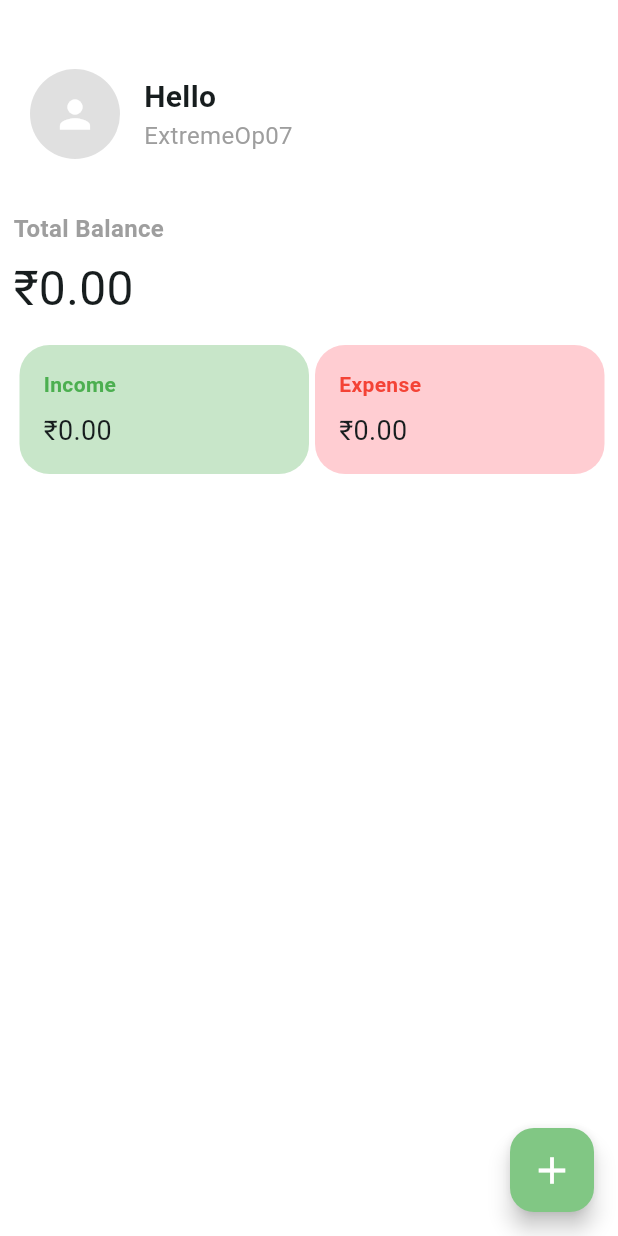
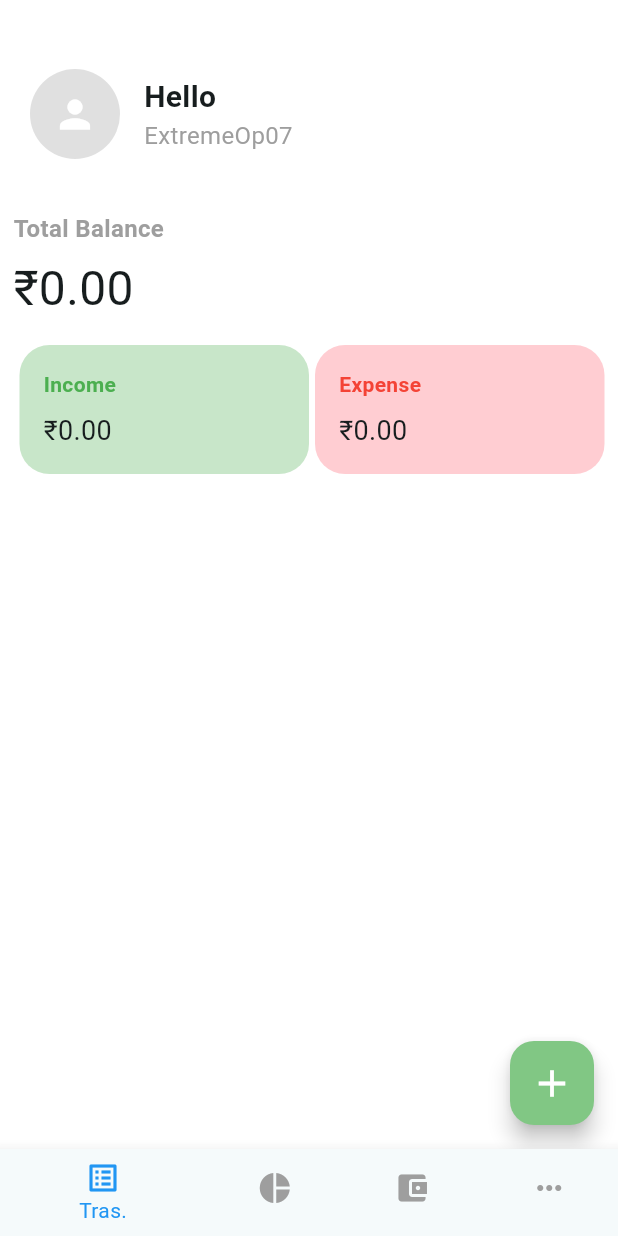
Before and after one commit to Dhruv-M-Sathavara/Money-Manager, a Flutter app: the screen it shows once a user with an empty profile is signed in, on a phone screen of 412 x 824 dp. Run offline on Flutter 3.47's test engine with Material 3 defaults, Android fonts, the phone set to English and light mode, and no system bars; our stand-ins replace cloud_firestore, firebase_auth, firebase_core, random_string; accounts and stored records are empty.

Commit message:
fire page sucessfully done

```diff
--- a/lib/main.dart
+++ b/lib/main.dart
@@ -1,5 +1,6 @@
 import 'package:expance_manager/firebase_options.dart';
 import 'package:expance_manager/pages/authenticaton.dart';
+import 'package:expance_manager/pages/bottomnavigation.dart';
 import 'package:expance_manager/pages/home_page.dart';
 import 'package:firebase_auth/firebase_auth.dart';
 import 'package:firebase_core/firebase_core.dart';
@@ -30,7 +31,7 @@ class MyApp extends StatelessWidget {
       ),
       home: StreamBuilder(stream: FirebaseAuth.instance.authStateChanges(), builder:(context,snapshot){
         if(snapshot.hasData){
-          return HomePage();
+          return Navigation();
         }
         else{
           return Loginpage();
--- /dev/null
+++ b/lib/pages/bottomnavigation.dart
@@ -0,0 +1,50 @@
+import 'package:expance_manager/pages/accountts.dart';
+import 'package:expance_manager/pages/analysis.dart';
+import 'package:expance_manager/pages/home_page.dart';
+import 'package:expance_manager/pages/more.dart';
+import 'package:flutter/material.dart';
+
+class Navigation extends StatefulWidget {
+  const Navigation({super.key});
+
+  @override
+  State<Navigation> createState() => _NavigationState();
+}
+
+
+class _NavigationState extends State<Navigation> {
+
+
+int selectedIndex = 0;
+PageController pageController = PageController();
+
+
+void onTap (int index){
+  setState(() {
+    selectedIndex = index;
+  });
+  pageController.jumpToPage(index);
+}
+  @override
+  Widget build(BuildContext context) {
+    return Scaffold(
+      body: PageView(controller: pageController,physics:NeverScrollableScrollPhysics(),children: [
+        HomePage(),
+        Analysis(),
+        Accounts(),
+        More()
+      ],),
+      bottomNavigationBar: BottomNavigationBar(items: const <BottomNavigationBarItem>[
+        BottomNavigationBarItem(icon: Icon(Icons.list_alt),label: "Tras."),
+        BottomNavigationBarItem(icon: Icon(Icons.pie_chart),label: "Analysis"),
+        BottomNavigationBarItem(icon: Icon(Icons.account_balance_wallet),label: "Badget"),
+        BottomNavigationBarItem(icon: Icon(Icons.more_horiz),label: "More")
+
+      ],currentIndex: selectedIndex,
+        selectedItemColor: Colors.blue,
+        unselectedItemColor: Colors.grey,
+        onTap: onTap,),
+    );
+
+  }
+}
--- a/lib/pages/home_page.dart
+++ b/lib/pages/home_page.dart
@@ -10,11 +10,23 @@ class HomePage extends StatefulWidget {
   State<HomePage> createState() => _HomePageState();
 }
 
+
 class _HomePageState extends State<HomePage> {
+
   Stream? moneyop;
   double totalBalance = 0.0;
   double totalIncome = 0.0;
   double totalExpense = 0.0;
+  int selectedIndex = 0;
+
+  PageController pageController = PageController();
+
+    void onTapped(int index){
+    setState(() {
+      selectedIndex = index;
+    });
+    pageController.jumpToPage(index);
+  }
 
   @override
   void initState() {
@@ -23,7 +35,7 @@ class _HomePageState extends State<HomePage> {
   }
 
   load() async {
-    moneyop = await DBOP().getMoney('transaction');
+    moneyop = DBOP().getMoney('transaction');
     moneyop!.listen((snapshot) {
       double balance = 0.0;
       double income = 0.0;
@@ -216,6 +228,7 @@ class _HomePageState extends State<HomePage> {
           getWork(),
         ],
       ),
+
       floatingActionButton: FloatingActionButton(
         onPressed: () {
           Navigator.push(
@@ -253,5 +266,9 @@ class _HomePageState extends State<HomePage> {
         ),
       );
 
+
+
   }
+
+
 }
```
